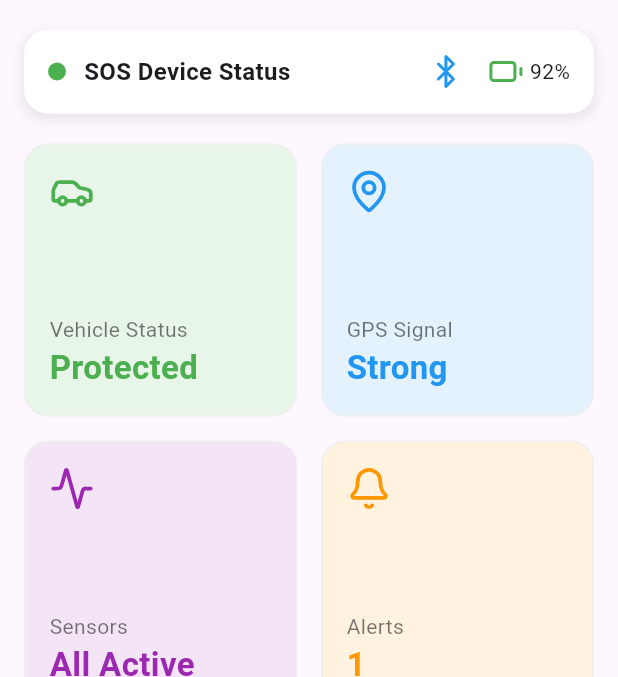
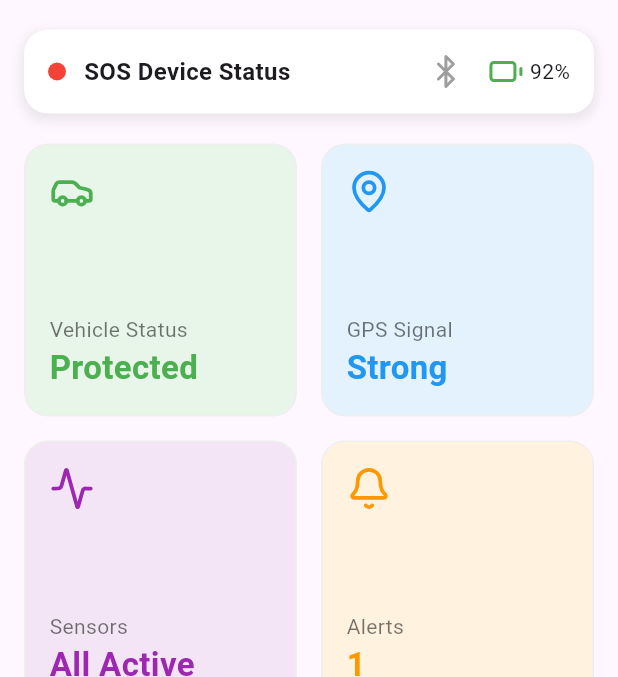
Before and after one commit to Manavraj-0/Vehicle_SOS_App, a Flutter app: the screen it shows after launch, after a tap on "Emergency Call", on a phone screen of 412 x 824 dp, the part 191-868 px from its top. Run offline on Flutter 3.47's test engine with Material 3 defaults, Android fonts, the light colour scheme and no system bars; our stand-ins replace flutter_blue_plus, flutter_lucide, geolocator, shared_preferences.

Commit message:
Memory for Contacts & BLE Support

```diff
--- a/vehicle_sos_app/lib/main.dart
+++ b/vehicle_sos_app/lib/main.dart
@@ -1,7 +1,6 @@
-
-
 import 'package:flutter/material.dart';
 import 'package:flutter_lucide/flutter_lucide.dart';
+import 'package:vehicle_sos_app/services/storage_service.dart';
 import 'package:vehicle_sos_app/ui/dashboard_screen.dart';
 import 'package:vehicle_sos_app/ui/alerts_screen.dart';
 import 'package:vehicle_sos_app/ui/contacts_screen.dart';
@@ -45,13 +44,7 @@ class _MainScreenState extends State<MainScreen> {
   double _systemBattery = 92.0;
   bool _isEmergencyMode = false;
   String _vehicleLocation = 'Unknown Location';
-  List<Map<String, String>> _emergencyContacts = [
-    {'id': '1', 'name': 'John Doe', 'phone': '+1234567890', 'relation': 'Family', 'removable': 'true'},
-    {'id': '2', 'name': 'Jane Smith', 'phone': '+0987654321', 'relation': 'Emergency', 'removable': 'true'},
-    {'id': '3', 'name': 'Police', 'phone': '911', 'relation': 'Emergency Service', 'removable': 'false'},
-    {'id': '4', 'name': 'Ambulance', 'phone': '911', 'relation': 'Emergency Service', 'removable': 'false'},
-    {'id': '5', 'name': 'Fire Department', 'phone': '911', 'relation': 'Emergency Service', 'removable': 'false'},
-  ];
+  List<Map<String, String>> _emergencyContacts = [];
   List<Map<String, String>> _alerts = [
     {'id': '1', 'type': 'accident', 'location': 'Highway 101', 'time': '2 mins ago', 'status': 'active'},
     {'id': '2', 'type': 'fire', 'location': 'Main Street', 'time': '1 hour ago', 'status': 'resolved'}
@@ -62,6 +55,7 @@ class _MainScreenState extends State<MainScreen> {
   @override
   void initState() {
     super.initState();
+    _loadContacts();
     _batteryTimer = Timer.periodic(const Duration(seconds: 8), (timer) {
       setState(() {
         _systemBattery = ((_systemBattery + ( (0.5 - (DateTime.now().millisecondsSinceEpoch % 1000) / 1000) * 0.5))).clamp(88.0, 100.0);
@@ -76,15 +70,37 @@ class _MainScreenState extends State<MainScreen> {
     super.dispose();
   }
 
+  Future<void> _loadContacts() async {
+    final contacts = await StorageService.instance.loadContacts();
+    if (contacts.isEmpty) {
+      setState(() {
+        _emergencyContacts = [
+          {'id': '1', 'name': 'John Doe', 'phone': '+1234567890', 'relation': 'Family', 'removable': 'true'},
+          {'id': '2', 'name': 'Jane Smith', 'phone': '+0987654321', 'relation': 'Emergency', 'removable': 'true'},
+          {'id': '3', 'name': 'Police', 'phone': '911', 'relation': 'Emergency Service', 'removable': 'false'},
+          {'id': '4', 'name': 'Ambulance', 'phone': '911', 'relation': 'Emergency Service', 'removable': 'false'},
+          {'id': '5', 'name': 'Fire Department', 'phone': '911', 'relation': 'Emergency Service', 'removable': 'false'},
+        ];
+      });
+      await StorageService.instance.saveContacts(_emergencyContacts);
+    } else {
+      setState(() {
+        _emergencyContacts = contacts;
+      });
+    }
+  }
+
   Future<void> _determinePosition() async {
     bool serviceEnabled;
     LocationPermission permission;
 
     serviceEnabled = await Geolocator.isLocationServiceEnabled();
     if (!serviceEnabled) {
+      if (mounted) {
         ScaffoldMessenger.of(context).showSnackBar(
           const SnackBar(content: Text('Location services are disabled.')),
         );
+      }
       return Future.error('Location services are disabled.');
     }
 
@@ -92,17 +108,21 @@ class _MainScreenState extends State<MainScreen> {
     if (permission == LocationPermission.denied) {
       permission = await Geolocator.requestPermission();
       if (permission == LocationPermission.denied) {
+        if (mounted) {
           ScaffoldMessenger.of(context).showSnackBar(
             const SnackBar(content: Text('Location permissions are denied')),
           );
+        }
         return Future.error('Location permissions are denied');
       }
     }
 
     if (permission == LocationPermission.deniedForever) {
+      if (mounted) {
         ScaffoldMessenger.of(context).showSnackBar(
           const SnackBar(content: Text('Location permissions are permanently denied, we cannot request permissions.')),
         );
+      }
       return Future.error(
           'Location permissions are permanently denied, we cannot request permissions.');
     }
@@ -115,9 +135,11 @@ class _MainScreenState extends State<MainScreen> {
 
   Future<void> _launchUrl(String url) async {
     if (!await launchUrl(Uri.parse(url))) {
+      if (mounted) {
         ScaffoldMessenger.of(context).showSnackBar(
           SnackBar(content: Text('Could not launch $url')),
         );
+      }
     }
   }
 
@@ -192,6 +214,7 @@ class _MainScreenState extends State<MainScreen> {
         'removable': 'true'
       });
     });
+    StorageService.instance.saveContacts(_emergencyContacts);
     ScaffoldMessenger.of(context).showSnackBar(
       const SnackBar(content: Text('👤 New Contact Added!\nPlease edit the contact details.')),
     );
@@ -206,12 +229,14 @@ class _MainScreenState extends State<MainScreen> {
         _emergencyContacts[index]['relation'] = relation;
       }
     });
+    StorageService.instance.saveContacts(_emergencyContacts);
   }
 
   void _deleteContact(String id) {
     setState(() {
       _emergencyContacts.removeWhere((contact) => contact['id'] == id && contact['removable'] == 'true');
     });
+    StorageService.instance.saveContacts(_emergencyContacts);
   }
 
   void _callContact(BuildContext context, Map<String, String> contact) async {
--- /dev/null
+++ b/vehicle_sos_app/lib/services/storage_service.dart
@@ -0,0 +1,36 @@
+import 'dart:convert';
+import 'package:shared_preferences/shared_preferences.dart';
+
+class StorageService {
+  StorageService._(); // private constructor
+  static final instance = StorageService._();
+
+  static const _contactsKey = 'emergency_contacts';
+  static const _lastConnectedDeviceKey = 'last_connected_device';
+
+  Future<void> saveContacts(List<Map<String, String>> contacts) async {
+    final prefs = await SharedPreferences.getInstance();
+    final contactsJson = jsonEncode(contacts);
+    await prefs.setString(_contactsKey, contactsJson);
+  }
+
+  Future<List<Map<String, String>>> loadContacts() async {
+    final prefs = await SharedPreferences.getInstance();
+    final contactsJson = prefs.getString(_contactsKey);
+    if (contactsJson != null) {
+      final contacts = jsonDecode(contactsJson) as List;
+      return contacts.map((contact) => Map<String, String>.from(contact)).toList();
+    }
+    return [];
+  }
+
+  Future<void> saveLastConnectedDevice(String deviceId) async {
+    final prefs = await SharedPreferences.getInstance();
+    await prefs.setString(_lastConnectedDeviceKey, deviceId);
+  }
+
+  Future<String?> getLastConnectedDevice() async {
+    final prefs = await SharedPreferences.getInstance();
+    return prefs.getString(_lastConnectedDeviceKey);
+  }
+}
--- a/vehicle_sos_app/lib/ui/contacts_screen.dart
+++ b/vehicle_sos_app/lib/ui/contacts_screen.dart
@@ -64,7 +64,8 @@ class ContactsScreen extends StatelessWidget {
       child: Row(
         mainAxisAlignment: MainAxisAlignment.spaceBetween,
         children: [
-          Row(
+          Expanded(
+            child: Row(
               children: [
                 const CircleAvatar(
                   backgroundColor: Colors.blue,
@@ -79,6 +80,7 @@ class ContactsScreen extends StatelessWidget {
                   ],
                 ),
               ],
+            ),
           ),
           Row(
             children: [
--- a/vehicle_sos_app/lib/ui/dashboard_screen.dart
+++ b/vehicle_sos_app/lib/ui/dashboard_screen.dart
@@ -1,8 +1,9 @@
+import 'package:flutter/material.dart';
+import 'package:flutter_blue_plus/flutter_blue_plus.dart';
+import 'package:flutter_lucide/flutter_lucide.dart';
+import 'package:vehicle_sos_app/services/bluetooth_service.dart';
 
-import 'package:flutter/material.dart';
-import 'package:flutter_lucide/flutter_lucide.dart';
-
-class DashboardScreen extends StatelessWidget {
+class DashboardScreen extends StatefulWidget {
   final bool isConnected;
   final double systemBattery;
   final bool isEmergencyMode;
@@ -27,6 +28,13 @@ class DashboardScreen extends StatelessWidget {
   });
 
   @override
+  State<DashboardScreen> createState() => _DashboardScreenState();
+}
+
+class _DashboardScreenState extends State<DashboardScreen> {
+  final AppBluetoothService _bluetoothService = FlutterBluePlusService.instance;
+
+  @override
   Widget build(BuildContext context) {
     return Scaffold(
       body: SingleChildScrollView(
@@ -49,10 +57,10 @@ class DashboardScreen extends StatelessWidget {
                 child: Row(
                   mainAxisAlignment: MainAxisAlignment.spaceBetween,
                   children: [
-                    Expanded(
+                    const Expanded(
                       child: Column(
                         crossAxisAlignment: CrossAxisAlignment.start,
-                        children: const [
+                        children: [
                           Text(
                             'Vehicle SOS',
                             style: TextStyle(
@@ -113,13 +121,25 @@ class DashboardScreen extends StatelessWidget {
           ),
         ],
       ),
-      child: Row(
+      child: StreamBuilder<BluetoothConnectionState>(
+        stream: _bluetoothService.connectionState,
+        initialData: BluetoothConnectionState.disconnected,
+        builder: (context, snapshot) {
+          final isConnected =
+              snapshot.data == BluetoothConnectionState.connected;
+          return Row(
             mainAxisAlignment: MainAxisAlignment.spaceBetween,
             children: [
               Row(
                 children: [
                   GestureDetector(
-                onTap: toggleConnection,
+                    onTap: () {
+                      if (isConnected) {
+                        _bluetoothService.disconnect();
+                      } else {
+                        _showDeviceScanDialog();
+                      }
+                    },
                     child: Container(
                       width: 12,
                       height: 12,
@@ -147,12 +167,14 @@ class DashboardScreen extends StatelessWidget {
                     children: [
                       const Icon(LucideIcons.battery, color: Colors.green),
                       const SizedBox(width: 4),
-                  Text('${systemBattery.toInt()}%'),
+                      Text('${widget.systemBattery.toInt()}%'),
                     ],
                   ),
                 ],
               ),
             ],
+          );
+        },
       ),
     );
   }
@@ -165,15 +187,45 @@ class DashboardScreen extends StatelessWidget {
       crossAxisSpacing: 16,
       mainAxisSpacing: 16,
       children: [
-        _buildStatusCard(LucideIcons.car, 'Vehicle Status', 'Protected', Colors.green, Colors.green.shade50),
-        _buildStatusCard(LucideIcons.map_pin, 'GPS Signal', 'Strong', Colors.blue, Colors.blue.shade50),
-        _buildStatusCard(LucideIcons.activity, 'Sensors', 'All Active', Colors.purple, Colors.purple.shade50),
-        _buildStatusCard(LucideIcons.bell, 'Alerts', alertsCount.toString(), Colors.orange, Colors.orange.shade50),
+        _buildStatusCard(
+          LucideIcons.car,
+          'Vehicle Status',
+          'Protected',
+          Colors.green,
+          Colors.green.shade50,
+        ),
+        _buildStatusCard(
+          LucideIcons.map_pin,
+          'GPS Signal',
+          'Strong',
+          Colors.blue,
+          Colors.blue.shade50,
+        ),
+        _buildStatusCard(
+          LucideIcons.activity,
+          'Sensors',
+          'All Active',
+          Colors.purple,
+          Colors.purple.shade50,
+        ),
+        _buildStatusCard(
+          LucideIcons.bell,
+          'Alerts',
+          widget.alertsCount.toString(),
+          Colors.orange,
+          Colors.orange.shade50,
+        ),
       ],
     );
   }
 
-  Widget _buildStatusCard(IconData icon, String title, String value, Color color, Color bgColor) {
+  Widget _buildStatusCard(
+    IconData icon,
+    String title,
+    String value,
+    Color color,
+    Color bgColor,
+  ) {
     return Container(
       padding: const EdgeInsets.all(16.0),
       decoration: BoxDecoration(
@@ -189,8 +241,18 @@ class DashboardScreen extends StatelessWidget {
           Column(
             crossAxisAlignment: CrossAxisAlignment.start,
             children: [
-              Text(title, style: const TextStyle(color: Colors.black54, fontSize: 14)),
-              Text(value, style: TextStyle(color: color, fontSize: 22, fontWeight: FontWeight.bold)),
+              Text(
+                title,
+                style: const TextStyle(color: Colors.black54, fontSize: 14),
+              ),
+              Text(
+                value,
+                style: TextStyle(
+                  color: color,
+                  fontSize: 22,
+                  fontWeight: FontWeight.bold,
+                ),
+              ),
             ],
           ),
         ],
@@ -229,10 +291,30 @@ class DashboardScreen extends StatelessWidget {
             mainAxisSpacing: 16,
             childAspectRatio: 2.5,
             children: [
-              _buildQuickActionButton(LucideIcons.phone, 'Emergency Call', isEmergencyMode ? Colors.red.shade700 : Colors.red, handleEmergencyCall),
-              _buildQuickActionButton(LucideIcons.message_square, 'Send Alert', Colors.blue, handleSendAlert),
-              _buildQuickActionButton(LucideIcons.navigation, 'Share Location', Colors.green, handleShareLocation),
-              _buildQuickActionButton(LucideIcons.map, 'View Map', Colors.purple, handleViewMap),
+              _buildQuickActionButton(
+                LucideIcons.phone,
+                'Emergency Call',
+                widget.isEmergencyMode ? Colors.red.shade700 : Colors.red,
+                widget.handleEmergencyCall,
+              ),
+              _buildQuickActionButton(
+                LucideIcons.message_square,
+                'Send Alert',
+                Colors.blue,
+                widget.handleSendAlert,
+              ),
+              _buildQuickActionButton(
+                LucideIcons.navigation,
+                'Share Location',
+                Colors.green,
+                widget.handleShareLocation,
+              ),
+              _buildQuickActionButton(
+                LucideIcons.map,
+                'View Map',
+                Colors.purple,
+                widget.handleViewMap,
+              ),
             ],
           ),
         ],
@@ -240,15 +322,18 @@ class DashboardScreen extends StatelessWidget {
     );
   }
 
-  Widget _buildQuickActionButton(IconData icon, String label, Color color, VoidCallback onPressed) {
+  Widget _buildQuickActionButton(
+    IconData icon,
+    String label,
+    Color color,
+    VoidCallback onPressed,
+  ) {
     return ElevatedButton(
       onPressed: onPressed,
       style: ElevatedButton.styleFrom(
         backgroundColor: color,
         foregroundColor: Colors.white,
-        shape: RoundedRectangleBorder(
-          borderRadius: BorderRadius.circular(12),
-        ),
+        shape: RoundedRectangleBorder(borderRadius: BorderRadius.circular(12)),
         padding: const EdgeInsets.symmetric(vertical: 12),
       ),
       child: Row(
@@ -261,4 +346,59 @@ class DashboardScreen extends StatelessWidget {
       ),
     );
   }
+
+  void _showDeviceScanDialog() {
+    _bluetoothService.startScan();
+    showDialog(
+      context: context,
+      builder: (context) {
+        return AlertDialog(
+          title: const Text('Scan for Devices'),
+          content: StreamBuilder<List<ScanResult>>(
+            stream: _bluetoothService.scanResults,
+            initialData: const [],
+            builder: (context, snapshot) {
+              if (snapshot.hasError) {
+                return Text('Error: ${snapshot.error}');
               }
+              if (snapshot.connectionState == ConnectionState.waiting) {
+                return const Center(child: CircularProgressIndicator());
+              }
+              final results = snapshot.data!;
+              return SizedBox(
+                width: double.maxFinite,
+                child: ListView.builder(
+                  itemCount: results.length,
+                  itemBuilder: (context, index) {
+                    final result = results[index];
+                    return ListTile(
+                      title: Text(
+                        result.device.platformName.isNotEmpty
+                            ? result.device.platformName
+                            : 'Unknown Device',
+                      ),
+                      subtitle: Text(result.device.remoteId.toString()),
+                      onTap: () {
+                        _bluetoothService.connect(result.device);
+                        Navigator.of(context).pop();
+                      },
+                    );
+                  },
+                ),
+              );
+            },
+          ),
+          actions: [
+            TextButton(
+              onPressed: () {
+                _bluetoothService.stopScan();
+                Navigator.of(context).pop();
+              },
+              child: const Text('Cancel'),
+            ),
+          ],
+        );
+      },
+    );
+  }
+}
```
Also changed, not shown: vehicle_sos_app/lib/services/bluetooth_service.dart (added, +97 -0 lines), vehicle_sos_app/lib/services/mock_bluetooth_service.dart (added, +76 -0 lines), vehicle_sos_app/pubspec.yaml (+5 -3 lines), vehicle_sos_app/pubspec.lock, 6 other files. Lines whose indentation alone changed are shown as unchanged.
